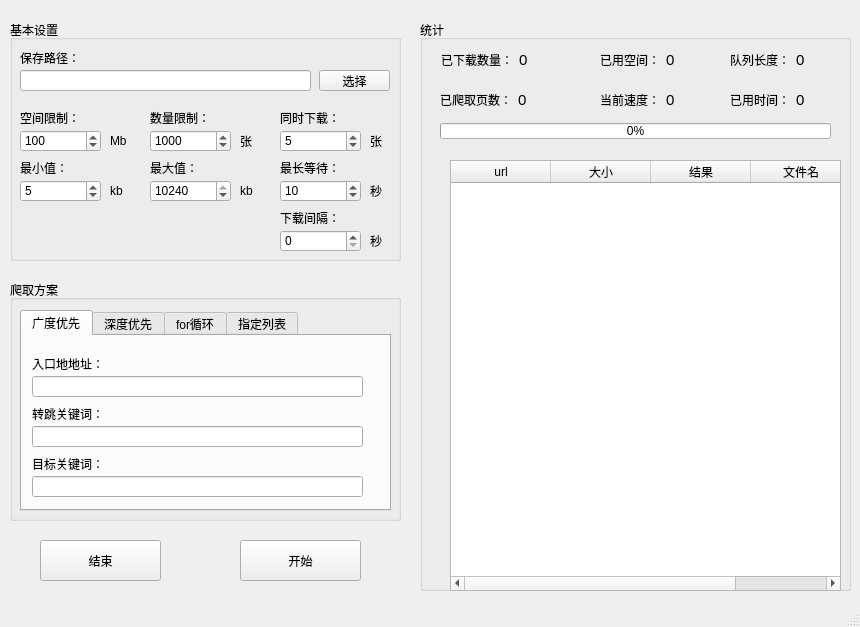
This is Hunter/mainwindow.ui in BlackCarDriver/ImagesHunter as Qt 5 draws it before an edit. The edited form follows.
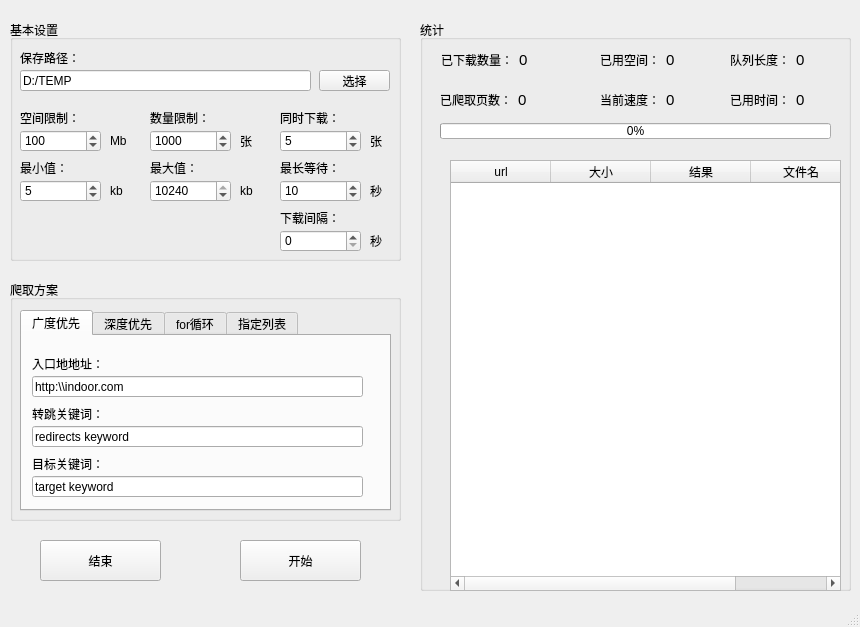
This is the edited form.

Patch:
```diff
--- a/Hunter/mainwindow.ui
+++ b/Hunter/mainwindow.ui
@@ -38,6 +38,9 @@
        <height>21</height>
       </rect>
      </property>
+     <property name="text">
+      <string>D:/TEMP</string>
+     </property>
     </widget>
     <widget class="QLabel" name="label_savePath">
      <property name="geometry">
@@ -409,6 +412,9 @@
          <height>21</height>
         </rect>
        </property>
+       <property name="text">
+        <string>http:\\indoor.com</string>
+       </property>
       </widget>
       <widget class="QLabel" name="label_bfs_pathTP">
        <property name="geometry">
@@ -433,7 +439,7 @@
         </rect>
        </property>
        <property name="text">
-        <string/>
+        <string>redirects keyword</string>
        </property>
       </widget>
       <widget class="QLabel" name="label_bfs_lineKey">
@@ -472,7 +478,7 @@
         </rect>
        </property>
        <property name="text">
-        <string/>
+        <string>target keyword</string>
        </property>
       </widget>
      </widget>
```
